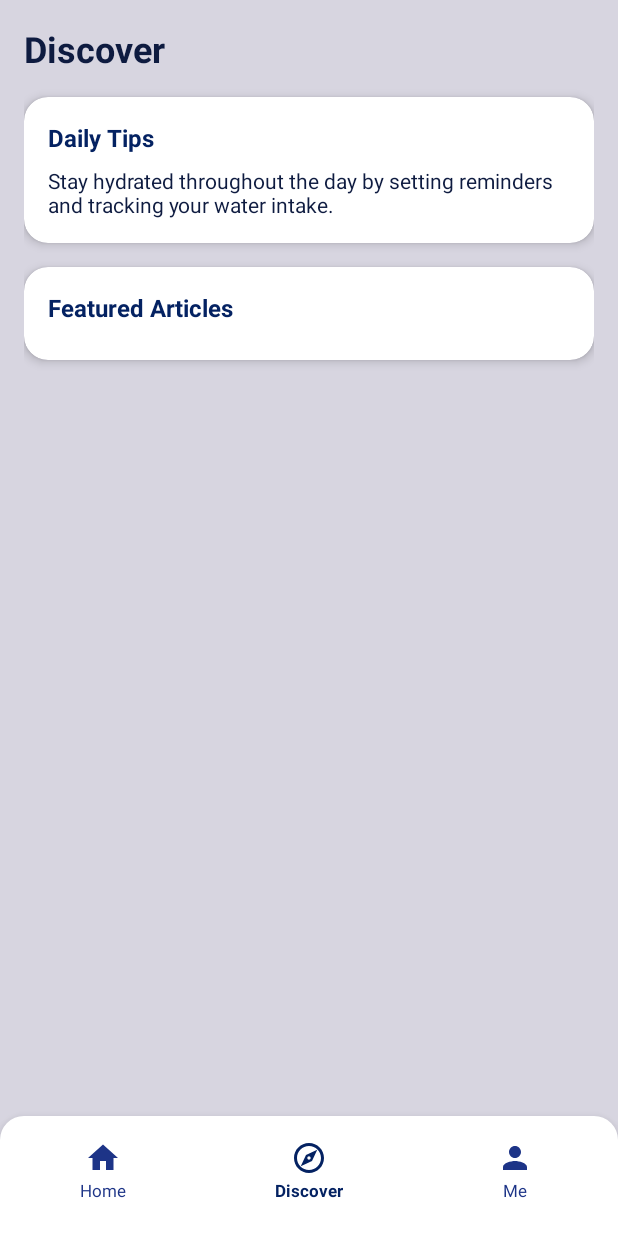
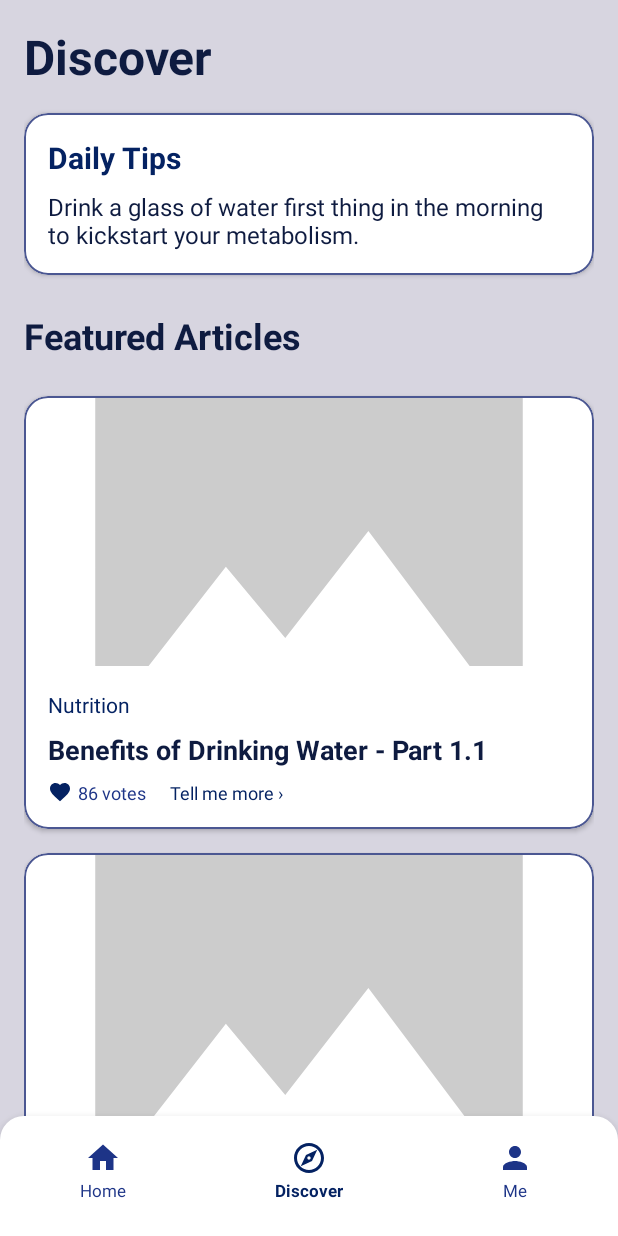
Before and after one commit to user-ahsan/WaterTrackplus, an Android app: the screen it shows after launch (MainActivity), item 2 of the bottom bar chosen, on a phone screen of 412 x 824 dp. Run offline under Robolectric (Android 15) with nearby library versions, the phone set to English and light mode, and no system bars; pictures from the network do not load.

Commit message:
Discover tab Dailty tip card fixed Articiles layout implemented

```diff
--- a/app/src/main/java/com/ahsan/watertrackplus/DiscoverFragment.java
+++ b/app/src/main/java/com/ahsan/watertrackplus/DiscoverFragment.java
@@ -4,14 +4,41 @@ import android.os.Bundle;
 import android.view.LayoutInflater;
 import android.view.View;
 import android.view.ViewGroup;
+import android.widget.TextView;
+import android.widget.Toast;
+
 import androidx.annotation.NonNull;
 import androidx.annotation.Nullable;
+import androidx.recyclerview.widget.LinearLayoutManager;
 import androidx.recyclerview.widget.RecyclerView;
+
+import com.ahsan.watertrackplus.adapters.BlogAdapter;
 import com.ahsan.watertrackplus.base.BaseFragment;
+import com.ahsan.watertrackplus.models.BlogItem;
 
-public class DiscoverFragment extends BaseFragment {
+import java.util.ArrayList;
+import java.util.List;
+import java.util.Random;
+import android.os.Handler;
+import android.os.Looper;
+
+public class DiscoverFragment extends BaseFragment implements BlogAdapter.OnBlogItemClickListener {
 
     private RecyclerView rvArticles;
+    private BlogAdapter blogAdapter;
+    private TextView tvDailyTip;
+    private boolean isLoading = false;
+    private int currentPage = 1;
+    private boolean hasMorePages = true;
+    private static final int ITEMS_PER_PAGE = 10;
+
+    private final String[] dailyTips = {
+        "Stay hydrated throughout the day by setting reminders and tracking your water intake.",
+        "Drink a glass of water first thing in the morning to kickstart your metabolism.",
+        "Keep a water bottle with you at all times to make hydration convenient.",
+        "Set reminders every 2 hours to take a water break.",
+        "Replace sugary drinks with water to improve your health and hydration."
+    };
 
     @Nullable
     @Override
@@ -26,13 +53,99 @@ public class DiscoverFragment extends BaseFragment {
 
         // Initialize views
         rvArticles = view.findViewById(R.id.rvArticles);
+        tvDailyTip = view.findViewById(R.id.tvDailyTip);
 
         // Setup RecyclerView
         setupRecyclerView();
+
+        // Set random daily tip
+        setRandomDailyTip();
+
+        // Load initial blog items
+        loadBlogItems(false);
+    }
+
+    private void setRandomDailyTip() {
+        Random random = new Random();
+        int tipIndex = random.nextInt(dailyTips.length);
+        tvDailyTip.setText(dailyTips[tipIndex]);
     }
 
     private void setupRecyclerView() {
-        // TODO: Setup adapter and load articles
+        blogAdapter = new BlogAdapter(this);
+        LinearLayoutManager layoutManager = new LinearLayoutManager(requireContext());
+        rvArticles.setLayoutManager(layoutManager);
+        rvArticles.setAdapter(blogAdapter);
+
+        // Add scroll listener for pagination
+        rvArticles.addOnScrollListener(new RecyclerView.OnScrollListener() {
+            @Override
+            public void onScrolled(@NonNull RecyclerView recyclerView, int dx, int dy) {
+                super.onScrolled(recyclerView, dx, dy);
+
+                int visibleItemCount = layoutManager.getChildCount();
+                int totalItemCount = layoutManager.getItemCount();
+                int firstVisibleItemPosition = layoutManager.findFirstVisibleItemPosition();
+
+                if (!isLoading && hasMorePages) {
+                    if ((visibleItemCount + firstVisibleItemPosition) >= totalItemCount
+                            && firstVisibleItemPosition >= 0) {
+                        loadBlogItems(true);
+                    }
+                }
+            }
+        });
+    }
+
+    private void loadBlogItems(boolean isLoadingMore) {
+        if (isLoading) return;
+
+        isLoading = true;
+
+        // Simulate network delay
+        new Handler(Looper.getMainLooper()).postDelayed(() -> {
+            List<BlogItem> mockItems = createMockItems();
+
+            if (!isLoadingMore) {
+                blogAdapter.setBlogItems(mockItems);
+            } else {
+                blogAdapter.addItems(mockItems);
+            }
+
+            currentPage++;
+            hasMorePages = currentPage <= 3; // Limit to 3 pages for mock data
+            isLoading = false;
+        }, 1000);
+    }
+
+    private List<BlogItem> createMockItems() {
+        List<BlogItem> items = new ArrayList<>();
+        String[] categories = {"Nutrition", "Hydration", "Wellness", "Health", "Fitness"};
+        String[] titles = {
+            "Benefits of Drinking Water",
+            "Best Times to Hydrate",
+            "Water and Weight Loss",
+            "Hydration for Athletes",
+            "Water Quality Guide"
+        };
+
+        for (int i = 0; i < ITEMS_PER_PAGE; i++) {
+            int index = i % titles.length;
+            items.add(new BlogItem(
+                categories[index],
+                titles[index] + " - Part " + currentPage + "." + (i + 1),
+                "https://picsum.photos/seed/" + (currentPage * 10 + i) + "/500/300",
+                50 + new Random().nextInt(100)
+            ));
+        }
+
+        return items;
+    }
+
+    @Override
+    public void onBlogItemClick(BlogItem blogItem) {
+        // TODO: Handle blog item click, e.g., open detail view
+        Toast.makeText(requireContext(), "Clicked: " + blogItem.getTitle(), Toast.LENGTH_SHORT).show();
     }
 
     @Override
--- /dev/null
+++ b/app/src/main/java/com/ahsan/watertrackplus/adapters/BlogAdapter.java
@@ -0,0 +1,104 @@
+package com.ahsan.watertrackplus.adapters;
+
+import android.view.LayoutInflater;
+import android.view.View;
+import android.view.ViewGroup;
+import android.widget.ImageView;
+import android.widget.TextView;
+
+import androidx.annotation.NonNull;
+import androidx.recyclerview.widget.RecyclerView;
+
+import com.ahsan.watertrackplus.R;
+import com.ahsan.watertrackplus.models.BlogItem;
+import com.bumptech.glide.Glide;
+
+import java.util.ArrayList;
+import java.util.List;
+
+public class BlogAdapter extends RecyclerView.Adapter<BlogAdapter.BlogViewHolder> {
+
+    private List<BlogItem> blogItems;
+    private OnBlogItemClickListener listener;
+
+    public interface OnBlogItemClickListener {
+        void onBlogItemClick(BlogItem blogItem);
+    }
+
+    public BlogAdapter(OnBlogItemClickListener listener) {
+        this.blogItems = new ArrayList<>();
+        this.listener = listener;
+    }
+
+    public void setBlogItems(List<BlogItem> blogItems) {
+        this.blogItems = new ArrayList<>(blogItems);
+        notifyDataSetChanged();
+    }
+
+    public void addItems(List<BlogItem> newItems) {
+        int startPosition = blogItems.size();
+        blogItems.addAll(newItems);
+        notifyItemRangeInserted(startPosition, newItems.size());
+    }
+
+    public void clearItems() {
+        blogItems.clear();
+        notifyDataSetChanged();
+    }
+
+    @NonNull
+    @Override
+    public BlogViewHolder onCreateViewHolder(@NonNull ViewGroup parent, int viewType) {
+        View view = LayoutInflater.from(parent.getContext()).inflate(R.layout.item_blog, parent, false);
+        return new BlogViewHolder(view);
+    }
+
+    @Override
+    public void onBindViewHolder(@NonNull BlogViewHolder holder, int position) {
+        BlogItem item = blogItems.get(position);
+        holder.bind(item);
+    }
+
+    @Override
+    public int getItemCount() {
+        return blogItems.size();
+    }
+
+    class BlogViewHolder extends RecyclerView.ViewHolder {
+        private ImageView ivBlogImage;
+        private TextView tvCategory;
+        private TextView tvTitle;
+        private TextView tvLikes;
+        private TextView tvReadMore;
+
+        public BlogViewHolder(@NonNull View itemView) {
+            super(itemView);
+            ivBlogImage = itemView.findViewById(R.id.ivBlogImage);
+            tvCategory = itemView.findViewById(R.id.tvCategory);
+            tvTitle = itemView.findViewById(R.id.tvTitle);
+            tvLikes = itemView.findViewById(R.id.tvLikes);
+            tvReadMore = itemView.findViewById(R.id.tvReadMore);
+
+            itemView.setOnClickListener(v -> {
+                int position = getAdapterPosition();
+                if (position != RecyclerView.NO_POSITION && listener != null) {
+                    listener.onBlogItemClick(blogItems.get(position));
+                }
+            });
+        }
+
+        public void bind(BlogItem item) {
+            tvCategory.setText(item.getCategory());
+            tvTitle.setText(item.getTitle());
+            tvLikes.setText(item.getLikes() + " votes");
+
+            // Load image using Glide
+            Glide.with(itemView.getContext())
+                .load(item.getImageUrl())
+                .placeholder(R.drawable.placeholder_image)
+                .error(R.drawable.placeholder_image)
+                .centerCrop()
+                .into(ivBlogImage);
+        }
+    }
+}
--- /dev/null
+++ b/app/src/main/java/com/ahsan/watertrackplus/api/BlogService.java
@@ -0,0 +1,14 @@
+package com.ahsan.watertrackplus.api;
+
+import com.ahsan.watertrackplus.models.BlogResponse;
+import retrofit2.Call;
+import retrofit2.http.GET;
+import retrofit2.http.Query;
+
+public interface BlogService {
+    @GET("blogs")
+    Call<BlogResponse> getBlogs(
+        @Query("page") int page,
+        @Query("per_page") int perPage
+    );
+}
--- /dev/null
+++ b/app/src/main/java/com/ahsan/watertrackplus/models/BlogItem.java
@@ -0,0 +1,47 @@
+package com.ahsan.watertrackplus.models;
+
+public class BlogItem {
+    private String category;
+    private String title;
+    private String imageUrl;
+    private int likes;
+
+    public BlogItem(String category, String title, String imageUrl, int likes) {
+        this.category = category;
+        this.title = title;
+        this.imageUrl = imageUrl;
+        this.likes = likes;
+    }
+
+    public String getCategory() {
+        return category;
+    }
+
+    public void setCategory(String category) {
+        this.category = category;
+    }
+
+    public String getTitle() {
+        return title;
+    }
+
+    public void setTitle(String title) {
+        this.title = title;
+    }
+
+    public String getImageUrl() {
+        return imageUrl;
+    }
+
+    public void setImageUrl(String imageUrl) {
+        this.imageUrl = imageUrl;
+    }
+
+    public int getLikes() {
+        return likes;
+    }
+
+    public void setLikes(int likes) {
+        this.likes = likes;
+    }
+}
--- /dev/null
+++ b/app/src/main/java/com/ahsan/watertrackplus/models/BlogResponse.java
@@ -0,0 +1,42 @@
+package com.ahsan.watertrackplus.models;
+
+import java.util.List;
+
+public class BlogResponse {
+    private List<BlogItem> data;
+    private int currentPage;
+    private int totalPages;
+    private boolean hasMore;
+
+    public List<BlogItem> getData() {
+        return data;
+    }
+
+    public void setData(List<BlogItem> data) {
+        this.data = data;
+    }
+
+    public int getCurrentPage() {
+        return currentPage;
+    }
+
+    public void setCurrentPage(int currentPage) {
+        this.currentPage = currentPage;
+    }
+
+    public int getTotalPages() {
+        return totalPages;
+    }
+
+    public void setTotalPages(int totalPages) {
+        this.totalPages = totalPages;
+    }
+
+    public boolean isHasMore() {
+        return hasMore;
+    }
+
+    public void setHasMore(boolean hasMore) {
+        this.hasMore = hasMore;
+    }
+}
--- /dev/null
+++ b/app/src/main/res/drawable/baseline_favorite_24.xml
@@ -0,0 +1,11 @@
+<?xml version="1.0" encoding="utf-8"?>
+<vector xmlns:android="http://schemas.android.com/apk/res/android"
+    android:width="24dp"
+    android:height="24dp"
+    android:viewportWidth="24"
+    android:viewportHeight="24"
+    android:tint="?attr/colorControlNormal">
+    <path
+        android:fillColor="@android:color/white"
+        android:pathData="M12,21.35l-1.45,-1.32C5.4,15.36 2,12.28 2,8.5 2,5.42 4.42,3 7.5,3c1.74,0 3.41,0.81 4.5,2.09C13.09,3.81 14.76,3 16.5,3 19.58,3 22,5.42 22,8.5c0,3.78 -3.4,6.86 -8.55,11.54L12,21.35z"/>
+</vector>
--- /dev/null
+++ b/app/src/main/res/drawable/ic_menu_like.xml
@@ -0,0 +1,10 @@
+<?xml version="1.0" encoding="utf-8"?>
+<vector xmlns:android="http://schemas.android.com/apk/res/android"
+    android:width="24dp"
+    android:height="24dp"
+    android:viewportWidth="24"
+    android:viewportHeight="24">
+    <path
+        android:fillColor="#FF000000"
+        android:pathData="M12,21.35l-1.45,-1.32C5.4,15.36 2,12.28 2,8.5 2,5.42 4.42,3 7.5,3c1.74,0 3.41,0.81 4.5,2.09C13.09,3.81 14.76,3 16.5,3 19.58,3 22,5.42 22,8.5c0,3.78 -3.4,6.86 -8.55,11.54L12,21.35z"/>
+</vector>
--- a/app/src/main/res/drawable/placeholder_image.xml
+++ b/app/src/main/res/drawable/placeholder_image.xml
@@ -1,18 +1,10 @@
 <?xml version="1.0" encoding="utf-8"?>
-<layer-list xmlns:android="http://schemas.android.com/apk/res/android">
-    <item>
-        <shape android:shape="rectangle">
-            <solid android:color="@color/benitoite_lightest" />
-            <corners android:radius="16dp" />
-        </shape>
-    </item>
-    <item
-        android:bottom="60dp"
-        android:left="60dp"
-        android:right="60dp"
-        android:top="60dp">
-        <shape android:shape="oval">
-            <solid android:color="@color/benitoite_light" />
-        </shape>
-    </item>
-</layer-list>
+<vector xmlns:android="http://schemas.android.com/apk/res/android"
+    android:width="24dp"
+    android:height="24dp"
+    android:viewportWidth="24"
+    android:viewportHeight="24">
+    <path
+        android:fillColor="#FFCCCCCC"
+        android:pathData="M21,19V5c0,-1.1 -0.9,-2 -2,-2H5c-1.1,0 -2,0.9 -2,2v14c0,1.1 0.9,2 2,2h14c1.1,0 2,-0.9 2,-2zM8.5,13.5l2.5,3.01L14.5,12l4.5,6H5l3.5,-4.5z"/>
+</vector>
--- a/app/src/main/res/layout/fragment_discover.xml
+++ b/app/src/main/res/layout/fragment_discover.xml
@@ -17,18 +17,22 @@
             android:layout_height="wrap_content"
             android:text="Discover"
             android:textColor="@color/benitoite_darkest"
-            android:textSize="24sp"
+            android:textSize="32sp"
             android:textStyle="bold"
             app:layout_constraintStart_toStartOf="parent"
             app:layout_constraintTop_toTopOf="parent" />
 
-        <androidx.cardview.widget.CardView
+        <!-- Daily Tips Card -->
+        <com.google.android.material.card.MaterialCardView
             android:id="@+id/cardTips"
             android:layout_width="match_parent"
             android:layout_height="wrap_content"
             android:layout_marginTop="16dp"
             app:cardCornerRadius="16dp"
-            app:cardElevation="4dp"
+            app:cardElevation="2dp"
+            app:strokeColor="@color/benitoite_light"
+            app:strokeWidth="1dp"
+            app:cardBackgroundColor="@color/white"
             app:layout_constraintTop_toBottomOf="@id/tvTitle">
 
             <LinearLayout
@@ -42,52 +46,42 @@
                     android:layout_height="wrap_content"
                     android:text="Daily Tips"
                     android:textColor="@color/benitoite_dark"
-                    android:textSize="16sp"
+                    android:textSize="20sp"
                     android:textStyle="bold" />
 
                 <TextView
+                    android:id="@+id/tvDailyTip"
                     android:layout_width="match_parent"
                     android:layout_height="wrap_content"
                     android:layout_marginTop="8dp"
                     android:text="Stay hydrated throughout the day by setting reminders and tracking your water intake."
                     android:textColor="@color/benitoite_darkest"
-                    android:textSize="14sp" />
+                    android:textSize="16sp" />
             </LinearLayout>
-        </androidx.cardview.widget.CardView>
+        </com.google.android.material.card.MaterialCardView>
 
-        <androidx.cardview.widget.CardView
-            android:id="@+id/cardArticles"
-            android:layout_width="match_parent"
-            android:layout_height="wrap_content"
-            android:layout_marginTop="16dp"
-            app:cardCornerRadius="16dp"
-            app:cardElevation="4dp"
-            app:layout_constraintTop_toBottomOf="@id/cardTips">
-
-            <LinearLayout
-                android:layout_width="match_parent"
-                android:layout_height="wrap_content"
-                android:orientation="vertical"
-                android:padding="16dp">
-
+        <!-- Featured Articles Section -->
         <TextView
+            android:id="@+id/tvFeaturedTitle"
             android:layout_width="wrap_content"
             android:layout_height="wrap_content"
+            android:layout_marginTop="24dp"
             android:text="Featured Articles"
-                    android:textColor="@color/benitoite_dark"
-                    android:textSize="16sp"
-                    android:textStyle="bold" />
+            android:textColor="@color/benitoite_darkest"
+            android:textSize="24sp"
+            android:textStyle="bold"
+            app:layout_constraintStart_toStartOf="parent"
+            app:layout_constraintTop_toBottomOf="@id/cardTips" />
 
         <androidx.recyclerview.widget.RecyclerView
             android:id="@+id/rvArticles"
             android:layout_width="match_parent"
             android:layout_height="wrap_content"
-                    android:layout_marginTop="8dp"
+            android:layout_marginTop="16dp"
             android:clipToPadding="false"
             android:orientation="vertical"
-                    app:layoutManager="androidx.recyclerview.widget.LinearLayoutManager" />
-            </LinearLayout>
-        </androidx.cardview.widget.CardView>
+            app:layoutManager="androidx.recyclerview.widget.LinearLayoutManager"
+            app:layout_constraintTop_toBottomOf="@id/tvFeaturedTitle" />
 
     </androidx.constraintlayout.widget.ConstraintLayout>
 </androidx.core.widget.NestedScrollView>
--- /dev/null
+++ b/app/src/main/res/layout/item_blog.xml
@@ -0,0 +1,85 @@
+<?xml version="1.0" encoding="utf-8"?>
+<com.google.android.material.card.MaterialCardView xmlns:android="http://schemas.android.com/apk/res/android"
+    xmlns:app="http://schemas.android.com/apk/res-auto"
+    android:layout_width="match_parent"
+    android:layout_height="wrap_content"
+    android:layout_marginVertical="8dp"
+    app:cardCornerRadius="16dp"
+    app:cardElevation="2dp"
+    app:strokeColor="@color/benitoite_light"
+    app:strokeWidth="1dp"
+    app:cardBackgroundColor="@color/white">
+
+    <androidx.constraintlayout.widget.ConstraintLayout
+        android:layout_width="match_parent"
+        android:layout_height="wrap_content">
+
+        <ImageView
+            android:id="@+id/ivBlogImage"
+            android:layout_width="match_parent"
+            android:layout_height="180dp"
+            android:scaleType="centerCrop"
+            android:src="@drawable/placeholder_image"
+            app:layout_constraintTop_toTopOf="parent"/>
+
+        <LinearLayout
+            android:layout_width="match_parent"
+            android:layout_height="wrap_content"
+            android:orientation="vertical"
+            android:padding="16dp"
+            app:layout_constraintTop_toBottomOf="@id/ivBlogImage">
+
+            <TextView
+                android:id="@+id/tvCategory"
+                android:layout_width="wrap_content"
+                android:layout_height="wrap_content"
+                android:text="Nutrition"
+                android:textColor="@color/benitoite_dark"
+                android:textSize="14sp"/>
+
+            <TextView
+                android:id="@+id/tvTitle"
+                android:layout_width="match_parent"
+                android:layout_height="wrap_content"
+                android:layout_marginTop="8dp"
+                android:text="More about Apples: Benefits, nutrition, and tips"
+                android:textColor="@color/benitoite_darkest"
+                android:textSize="18sp"
+                android:textStyle="bold"/>
+
+            <LinearLayout
+                android:layout_width="wrap_content"
+                android:layout_height="wrap_content"
+                android:layout_marginTop="8dp"
+                android:gravity="center_vertical"
+                android:orientation="horizontal">
+
+                <ImageView
+                    android:id="@+id/ivLike"
+                    android:layout_width="16dp"
+                    android:layout_height="16dp"
+                    app:srcCompat="@drawable/baseline_favorite_24"
+                    app:tint="@color/benitoite_dark"/>
+
+                <TextView
+                    android:id="@+id/tvLikes"
+                    android:layout_width="wrap_content"
+                    android:layout_height="wrap_content"
+                    android:layout_marginStart="4dp"
+                    android:text="78 votes"
+                    android:textColor="@color/card_text_secondary"
+                    android:textSize="12sp"/>
+
+                <TextView
+                    android:id="@+id/tvReadMore"
+                    android:layout_width="wrap_content"
+                    android:layout_height="wrap_content"
+                    android:layout_marginStart="16dp"
+                    android:text="Tell me more ›"
+                    android:textColor="@color/benitoite_dark"
+                    android:textSize="12sp"/>
+            </LinearLayout>
+        </LinearLayout>
+
+    </androidx.constraintlayout.widget.ConstraintLayout>
+</com.google.android.material.card.MaterialCardView>
```
Also changed, not shown: app/build.gradle.kts (+9 -0 lines). Lines whose indentation alone changed are shown as unchanged.
